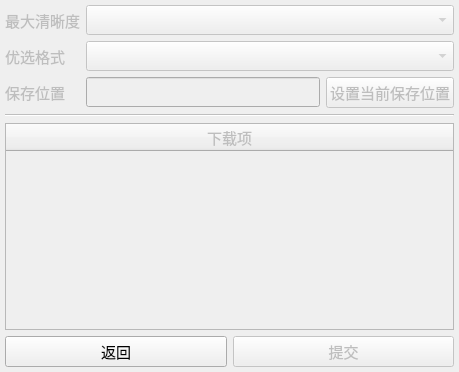
Above: src/ui_configwidget.ui from Majjcom/BiliDownloader before the change. Below: the same form after it.
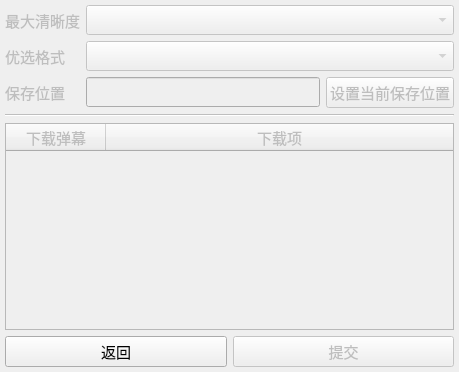
That is the form after the change.

```diff
--- a/src/ui_configwidget.ui
+++ b/src/ui_configwidget.ui
@@ -131,9 +131,17 @@
         <property name="selectionBehavior">
          <enum>QAbstractItemView::SelectRows</enum>
         </property>
+        <attribute name="horizontalHeaderDefaultSectionSize">
+         <number>100</number>
+        </attribute>
         <attribute name="horizontalHeaderStretchLastSection">
          <bool>true</bool>
         </attribute>
+        <column>
+         <property name="text">
+          <string>下载弹幕</string>
+         </property>
+        </column>
         <column>
          <property name="text">
           <string>下载项</string>
```
